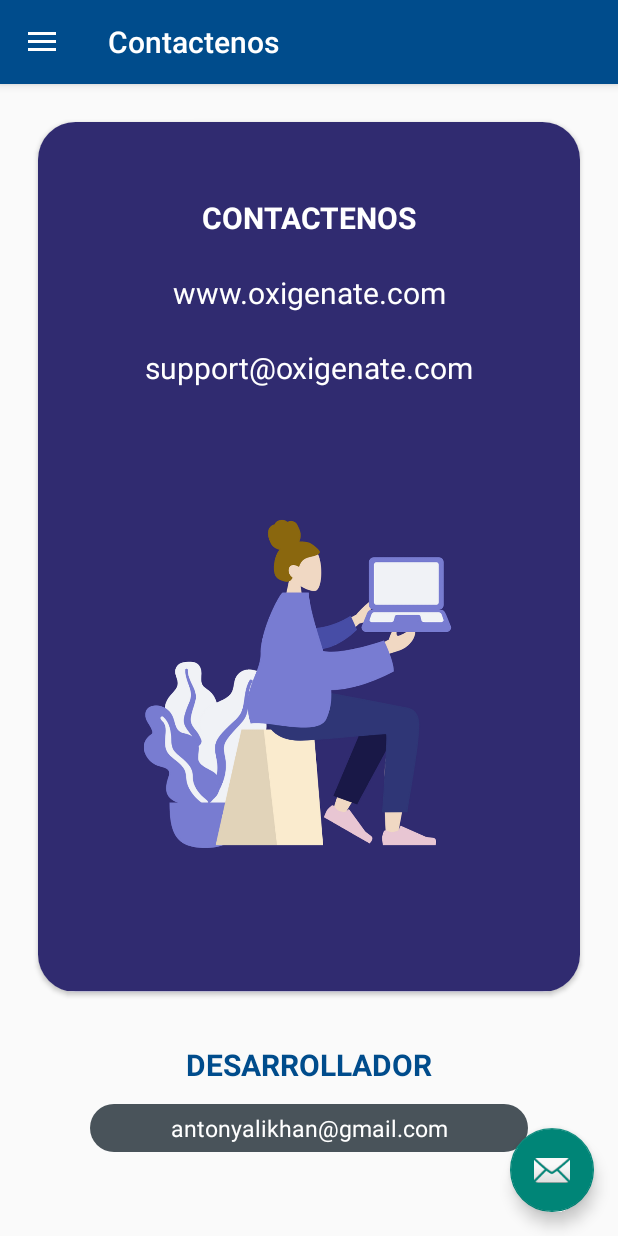
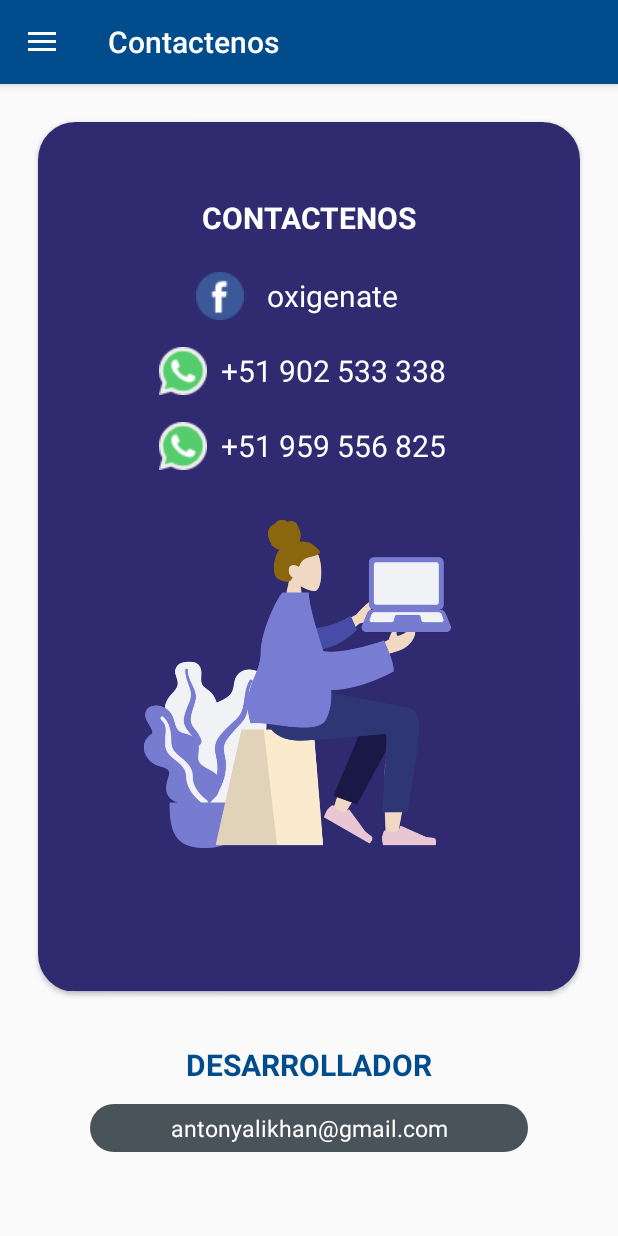
Before and after one commit to ahuamana/ProyectoOxigeno, an Android app: the screen it shows after launch once a user with an empty profile is signed in (MainActivity), in the side drawer, after a tap on "Contactenos", on a phone screen of 412 x 824 dp. Run offline under Robolectric (Android 15) with nearby library versions, the light colour scheme and no system bars; our stand-ins replace Firebase (no records; nobody signed in at launch, a user with empty details on screens opened directly), navigation-ui; Roboto replaces fonts that are not available here; 1 statement that could not run was skipped.

Commit message:
Algunos cambios en logo y en contactenos se añadio intents para redirigir al whatsapp y a facebook

```diff
--- a/app/src/debug/res/values/google_maps_api.xml
+++ b/app/src/debug/res/values/google_maps_api.xml
@@ -20,5 +20,5 @@
     Once you have your key (it starts with "AIza"), replace the "google_maps_key"
     string in this file.
     -->
-    <string name="google_maps_key" templateMergeStrategy="preserve" translatable="false">YOUR_KEY_HERE</string>
+    <string name="google_maps_key" templateMergeStrategy="preserve" translatable="false">AIzaSyAJp4949w7PeFRkF7w1TWyu6wNCE_xVrl4</string>
 </resources>
--- a/app/src/main/AndroidManifest.xml
+++ b/app/src/main/AndroidManifest.xml
@@ -9,14 +9,18 @@
          location permissions for the "MyLocation" functionality.
     -->
     <uses-permission android:name="android.permission.ACCESS_FINE_LOCATION" />
+    <uses-permission android:name="android.permission.ACCESS_COARSE_LOCATION" />
+    <uses-feature android:name="android.hardware.location.gps" />
+    <uses-permission android:name="android.permission.INTERNET" />
 
     <application
         android:allowBackup="true"
-        android:icon="@drawable/logolauncher"
+        android:icon="@drawable/logobluewithouttext"
         android:label="Oxigenate"
         android:roundIcon="@mipmap/ic_launcher_round"
         android:supportsRtl="true"
         android:theme="@style/Theme.ProyectoOxigen">
+
 
         <!--
              The API key for Google Maps-based APIs is defined as a string resource.
--- a/app/src/main/java/com/example/proyectooxigen/MainActivity.java
+++ b/app/src/main/java/com/example/proyectooxigen/MainActivity.java
@@ -45,12 +45,14 @@
         fStore=FirebaseFirestore.getInstance();
 
 
+
         //LLamar al metodo para ocultar el item
 
         setContentView(R.layout.activity_main);
         Toolbar toolbar = findViewById(R.id.toolbar);
         setSupportActionBar(toolbar);
         FloatingActionButton fab = findViewById(R.id.fab);
+        fab.setVisibility(View.GONE);
         fab.setOnClickListener(new View.OnClickListener() {
             @Override
             public void onClick(View view) {
--- a/app/src/main/java/com/example/proyectooxigen/menus/Contactenos/contactenos.java
+++ b/app/src/main/java/com/example/proyectooxigen/menus/Contactenos/contactenos.java
@@ -2,6 +2,10 @@
 
 import androidx.lifecycle.ViewModelProvider;
 
+import android.content.Intent;
+import android.content.pm.PackageInfo;
+import android.content.pm.PackageManager;
+import android.net.Uri;
 import android.os.Bundle;
 
 import androidx.annotation.NonNull;
@@ -11,12 +15,15 @@
 import android.view.LayoutInflater;
 import android.view.View;
 import android.view.ViewGroup;
+import android.widget.TextView;
+import android.widget.Toast;
 
 import com.example.proyectooxigen.R;
 
 public class contactenos extends Fragment {
 
     private ContactenosViewModel mViewModel;
+    TextView tvFangpage, tvnumber1,tvnumber2;
 
     public static contactenos newInstance() {
         return new contactenos();
@@ -25,7 +32,74 @@
     @Override
     public View onCreateView(@NonNull LayoutInflater inflater, @Nullable ViewGroup container,
                              @Nullable Bundle savedInstanceState) {
-        return inflater.inflate(R.layout.contactenos_fragment, container, false);
+        View vista = inflater.inflate(R.layout.contactenos_fragment, container, false);
+
+        tvFangpage = vista.findViewById(R.id.CTTtvFanpage);
+        tvFangpage.setOnClickListener(new View.OnClickListener() {
+            @Override
+            public void onClick(View v) {
+                //inicio del click
+
+                Intent browserIntent = new Intent(Intent.ACTION_VIEW);
+                browserIntent.setData(Uri.parse("https://www.facebook.com/Oxigenate-102113655265459/"));
+                startActivity(browserIntent);
+
+                //fin del click
+            }
+        });
+
+        tvnumber1 = vista.findViewById(R.id.CTTtvnumber1);
+        tvnumber1.setOnClickListener(new View.OnClickListener() {
+            @Override
+            public void onClick(View v) {
+
+                //incio del click
+                String phoneNumberWithCountryCode = "+51902533338";
+                String message = "Hola, te contactaste con Oxigenate, \n¿En que te podemos ayudar?";
+
+                startActivity(
+                        new Intent(Intent.ACTION_VIEW,
+                                Uri.parse(
+                                        String.format("https://api.whatsapp.com/send?phone=%s&text=%s", phoneNumberWithCountryCode, message)
+                                )
+                        )
+                );
+
+                //fin del click
+
+            }
+        });
+
+        tvnumber2 = vista.findViewById(R.id.CTTtvnumber2);
+        tvnumber2.setOnClickListener(new View.OnClickListener() {
+            @Override
+            public void onClick(View v) {
+
+                //incio del click
+                String phoneNumberWithCountryCode = "+51959556825";
+                String message = "Hola, te contactaste con Oxigenate, \n¿En que te podemos ayudar?";
+
+                startActivity(
+                        new Intent(Intent.ACTION_VIEW,
+                                Uri.parse(
+                                        String.format("https://api.whatsapp.com/send?phone=%s&text=%s", phoneNumberWithCountryCode, message)
+                                )
+                        )
+                );
+
+                //fin del click
+
+            }
+        });
+
+
+
+
+
+
+
+
+        return vista;
     }
 
     @Override
--- a/app/src/main/res/layout/contactenos_fragment.xml
+++ b/app/src/main/res/layout/contactenos_fragment.xml
@@ -43,25 +43,47 @@
                     android:textColor="@color/primaryTextColor"
                     android:textSize="20dp"></TextView>
 
+
                 <TextView
-                    android:layout_width="match_parent"
+                    android:id="@+id/CTTtvFanpage"
+                    android:layout_width="150dp"
                     android:layout_height="wrap_content"
-                    android:layout_marginStart="60dp"
+                    android:layout_gravity="center_horizontal"
                     android:layout_marginTop="100dp"
-                    android:layout_marginEnd="60dp"
+                    android:drawableStart="@drawable/facebook32"
+
+                    android:clickable="true"
+                    android:autoLink="web"
                     android:gravity="center"
-                    android:text="www.oxigenate.com"
+                    android:text="oxigenate"
                     android:textColor="@color/primaryTextColor"
                     android:textSize="20dp"></TextView>
 
                 <TextView
-                    android:layout_width="match_parent"
+                    android:id="@+id/CTTtvnumber1"
+                    android:layout_width="200dp"
                     android:layout_height="wrap_content"
                     android:layout_marginStart="40dp"
+                    android:layout_gravity="center_horizontal"
+                    android:drawableStart="@drawable/whatsapp32"
                     android:layout_marginTop="150dp"
                     android:layout_marginEnd="40dp"
                     android:gravity="center"
-                    android:text="support@oxigenate.com"
+                    android:text="+51 902 533 338"
+                    android:textColor="@color/primaryTextColor"
+                    android:textSize="20dp"></TextView>
+
+                <TextView
+                    android:id="@+id/CTTtvnumber2"
+                    android:layout_width="200dp"
+                    android:layout_height="wrap_content"
+                    android:layout_marginStart="40dp"
+                    android:layout_gravity="center_horizontal"
+                    android:drawableStart="@drawable/whatsapp32"
+                    android:layout_marginTop="200dp"
+                    android:layout_marginEnd="40dp"
+                    android:gravity="center"
+                    android:text="+51 959 556 825"
                     android:textColor="@color/primaryTextColor"
                     android:textSize="20dp"></TextView>
 
```
Also changed, not shown: app/build.gradle (+8 -0 lines), app/src/main/java/com/example/proyectooxigen/menus/Registrar/registrar.java (+332 -110 lines), app/src/main/res/layout/premium_fragment.xml (+4 -4 lines), app/src/main/res/layout/registrar_fragment.xml (+25 -32 lines), app/src/main/res/layout/share_fragment.xml (+3 -49 lines), app/src/main/res/drawable/facebook32.png (added), app/src/main/res/drawable/facebook512.png (added), app/src/main/res/drawable/logblueapp.png (added), app/src/main/res/drawable/logobluewithouttext.png (added), app/src/main/res/drawable/sharingwallpaper.png (added), app/src/main/res/drawable/sharingwallpaper1900.png (added), app/src/main/res/drawable/whatsapp32.png (added), 2 other files.
